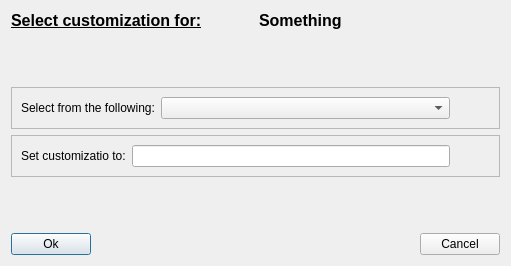
Above: SR5-Shaman/ui/character/popups/customdescriptorpopup.ui from TheSHEEEP/SR5-Shaman before the change. Below: the same form after it.
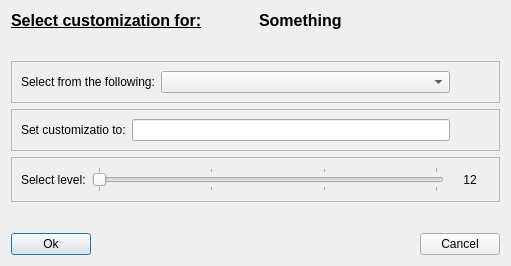
That is the form after the change.

What changed in the file:
```diff
--- a/SR5-Shaman/ui/character/popups/customdescriptorpopup.ui
+++ b/SR5-Shaman/ui/character/popups/customdescriptorpopup.ui
@@ -152,7 +152,84 @@
       </layout>
      </item>
      <item>
-      <spacer name="verticalSpacer_2">
+      <layout class="QHBoxLayout" name="horizontalLayout_6">
+       <item>
+        <widget class="QFrame" name="frameLevelSelect">
+         <property name="frameShape">
+          <enum>QFrame::StyledPanel</enum>
+         </property>
+         <property name="frameShadow">
+          <enum>QFrame::Raised</enum>
+         </property>
+         <layout class="QGridLayout" name="gridLayout_3">
+          <item row="0" column="0">
+           <layout class="QHBoxLayout" name="horizontalLayout_8">
+            <item>
+             <widget class="QLabel" name="lblLevel">
+              <property name="text">
+               <string>Select level:</string>
+              </property>
+             </widget>
+            </item>
+            <item>
+             <widget class="QSlider" name="sliderLevel">
+              <property name="minimum">
+               <number>1</number>
+              </property>
+              <property name="maximum">
+               <number>4</number>
+              </property>
+              <property name="pageStep">
+               <number>4</number>
+              </property>
+              <property name="orientation">
+               <enum>Qt::Horizontal</enum>
+              </property>
+              <property name="tickPosition">
+               <enum>QSlider::TicksBothSides</enum>
+              </property>
+              <property name="tickInterval">
+               <number>1</number>
+              </property>
+             </widget>
+            </item>
+            <item>
+             <widget class="QLabel" name="lblLevelValue">
+              <property name="sizePolicy">
+               <sizepolicy hsizetype="Fixed" vsizetype="Preferred">
+                <horstretch>0</horstretch>
+                <verstretch>0</verstretch>
+               </sizepolicy>
+              </property>
+              <property name="minimumSize">
+               <size>
+                <width>40</width>
+                <height>0</height>
+               </size>
+              </property>
+              <property name="maximumSize">
+               <size>
+                <width>40</width>
+                <height>16777215</height>
+               </size>
+              </property>
+              <property name="text">
+               <string>12</string>
+              </property>
+              <property name="alignment">
+               <set>Qt::AlignCenter</set>
+              </property>
+             </widget>
+            </item>
+           </layout>
+          </item>
+         </layout>
+        </widget>
+       </item>
+      </layout>
+     </item>
+     <item>
+      <spacer name="verticalSpacer">
        <property name="orientation">
         <enum>Qt::Vertical</enum>
        </property>
```
Left out of the diff: 2 changed lines with no effect on the pictures.
